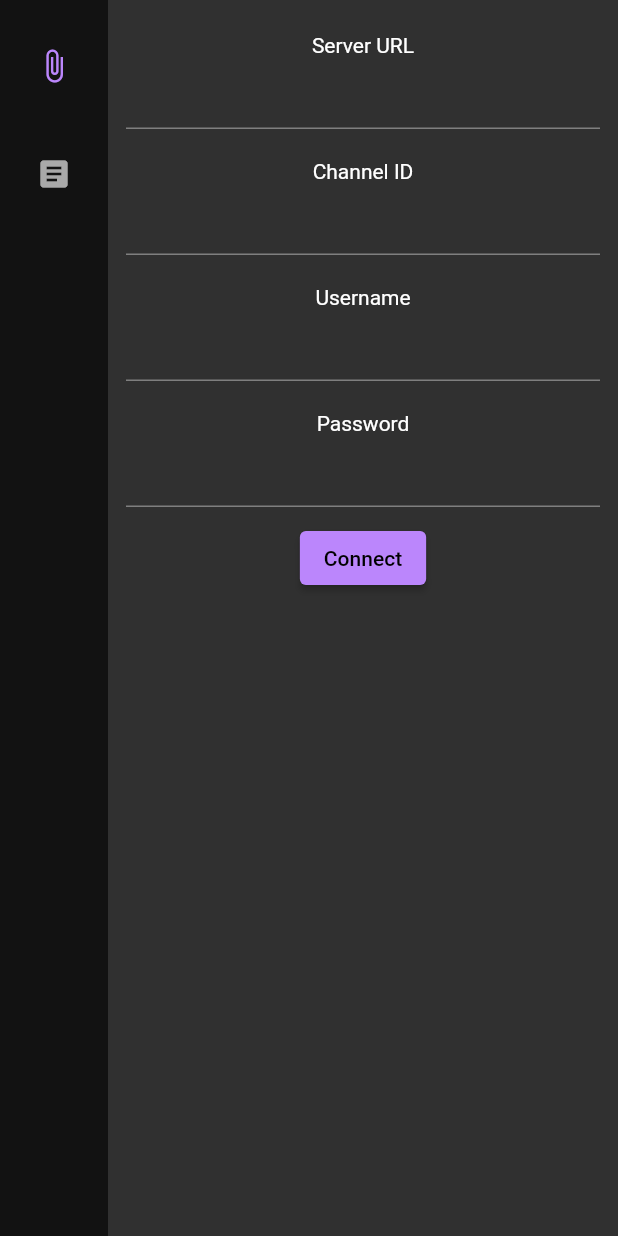
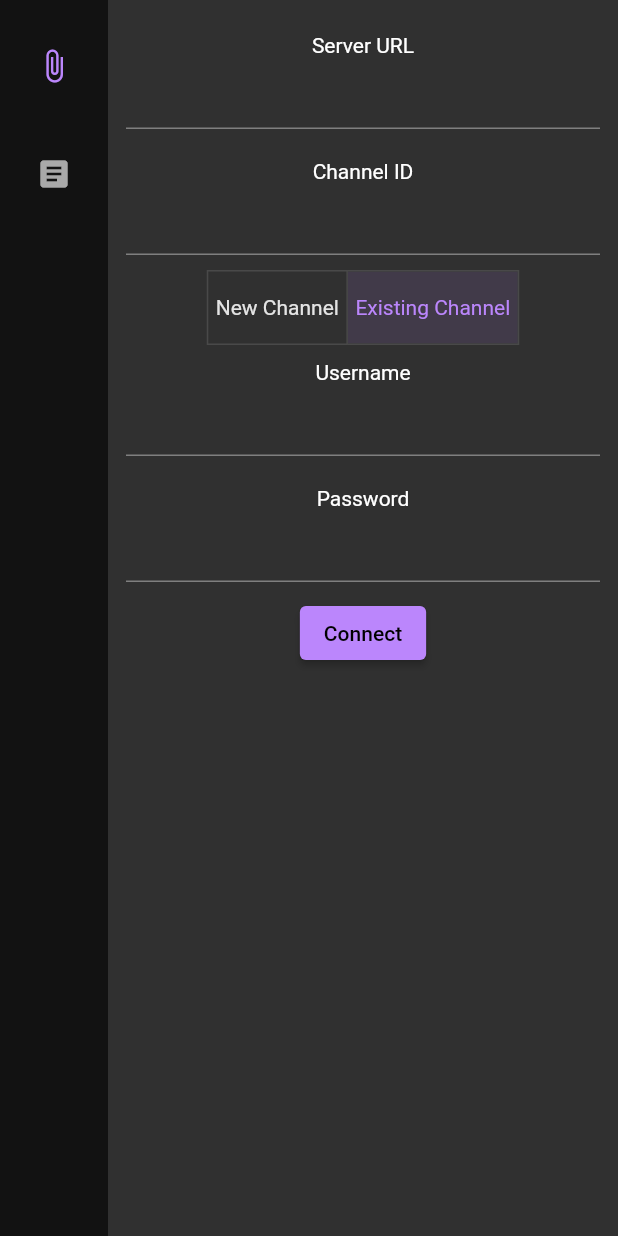
Before and after one commit to teammonkeytech/flutter-gui, a Flutter app: the screen it shows after launch, on a phone screen of 412 x 824 dp. Run offline on Flutter 3.47's test engine with Material 2 defaults, Android fonts, the phone set to English and light mode, and no system bars; our stand-ins replace basic_utils; accounts and stored records are empty.

Commit message:
Write server interaction to GUI glue

```diff
--- a/lib/global_app_state.dart
+++ b/lib/global_app_state.dart
@@ -1,4 +1,5 @@
 import 'package:flutter/material.dart';
+import 'package:gui_flutter/bubble.dart';
 import 'package:gui_flutter/messages.dart';
 import 'package:gui_flutter/user.dart';
 
@@ -6,8 +7,20 @@ class GlobalAppState extends ChangeNotifier {
   String? _serverAddress;
   String? _channel;
 
-  late LocalUser user;
-  late Messages messages;
+  LocalUser? user;
+  Messages? messages;
+
+  void connectToServer(
+      {required String username,
+      required String password,
+      required String bid,
+      required String url,
+      bool newChannel = false}) {
+    user = LocalUser(username: username, password: password, url: url);
+    messages = Messages(user: user!, bubble: Bubble(url, user!), url: url);
+    messages?.retrieve();
+    notifyListeners();
+  }
 
   bool get isServerAddressSet => !(_serverAddress == null);
   bool get isChannelSet => !(_channel == null);
@@ -35,7 +48,7 @@ class GlobalAppState extends ChangeNotifier {
   }
 
   static bool validateChannel(String? channel) {
-    // TODO: Validate channel format
-    return channel != null && channel != "";
+    if (channel == null) return false;
+    return int.tryParse(channel) != null;
   }
 }
--- a/lib/main.dart
+++ b/lib/main.dart
@@ -20,7 +20,7 @@ class MyApp extends StatelessWidget {
       child: MaterialApp(
         title: 'Flutter Demo',
         theme: ThemeData(
-          colorScheme: ColorScheme.dark(),
+          colorScheme: const ColorScheme.dark(),
         ),
         home: const MyHomePage(title: 'Flutter Demo Home Page'),
       ),
@@ -81,14 +81,14 @@ class _MyHomePageState extends State<MyHomePage> {
                   onDestinationSelected: (value) {
                     setState(() => selectedIndex = value);
                   },
-                  destinations: [
+                  destinations: const [
                 NavigationRailDestination(
-                  icon: const Icon(Icons.attach_file),
-                  label: const Text('Server/Channel'),
+                  icon: Icon(Icons.attach_file),
+                  label: Text('Server/Channel'),
                 ),
                 NavigationRailDestination(
-                  icon: const Icon(Icons.article),
-                  label: const Text('Text'),
+                  icon: Icon(Icons.article),
+                  label: Text('Text'),
                 ),
               ])),
           Expanded(
--- /dev/null
+++ b/lib/notes.txt
@@ -0,0 +1,10 @@
+Make a user ID and Username, then authenticate, by sending username, plaintext password and public key in.
+
+Then:
+Use username to request new bubble from server, or
+Invite another user to current bubble by sending new user uid and bid in
+
+Send a message by fetching all users in bubble, encrypting all messages with recipients' public keys individually, and sending them all back.
+
+Get messages by loading all messages from server, then attempting to decrypt all of them and taking only the ones that can actually be decrypted.
+Messages are returned from the server as a JSON array
--- a/lib/selector_screen.dart
+++ b/lib/selector_screen.dart
@@ -2,38 +2,93 @@ import 'package:flutter/material.dart';
 import 'package:gui_flutter/global_app_state.dart';
 import 'package:provider/provider.dart';
 
-class SelectorScreen extends StatelessWidget {
+class SelectorScreen extends StatefulWidget {
+  @override
+  State<SelectorScreen> createState() => _SelectorScreenState();
+}
+
+class _SelectorScreenState extends State<SelectorScreen> {
+  List<bool> isSelected = [false, true];
+  // TODO: preinitialize serverAddress and channel with current values
+  var serverAddress = TextEditingController(),
+      channel = TextEditingController(),
+      username = TextEditingController(),
+      password = TextEditingController();
+
   @override
   Widget build(BuildContext context) {
     var appState = context.watch<GlobalAppState>();
+    final formKey = GlobalKey<FormState>();
 
     return Padding(
       padding: const EdgeInsets.all(12.0),
       child: Center(
         child: Form(
+          key: formKey,
           child: Column(children: [
             _FormField(
               appState: appState,
               formText: "Server URL",
               formErrorText: "Invalid URL",
               validator: GlobalAppState.validateAddress,
+              controller: serverAddress,
             ),
             _FormField(
               appState: appState,
               formText: "Channel ID",
               formErrorText: "Invalid ID",
-                validator: GlobalAppState.validateChannel),
+              validator: GlobalAppState.validateChannel,
+              controller: channel,
+            ),
+            ToggleButtons(
+              isSelected: isSelected,
+              onPressed: (int index) => setState(() {
+                for (int i = 0; i < isSelected.length; i++) {
+                  if (i == index) {
+                    isSelected[i] = true;
+                  } else {
+                    isSelected[i] = false;
+                  }
+                }
+              }),
+              children: const [
+                Padding(
+                    padding: EdgeInsets.all(5.0), child: Text("New Channel")),
+                Padding(
+                    padding: EdgeInsets.all(5.0),
+                    child: Text("Existing Channel")),
+              ],
+            ),
             _FormField(
               appState: appState,
               formText: "Username",
               formErrorText: "",
-                validator: (_) => true),
+              validator: (_) => true,
+              controller: username,
+            ),
             _FormField(
               appState: appState,
               formText: "Password",
               formErrorText: "",
-                validator: (_) => true),
-            ElevatedButton(onPressed: () {}, child: const Text("Connect"))
+              validator: (_) => true,
+              controller: password,
+            ),
+            ElevatedButton(
+                onPressed: () {
+                  if (formKey.currentState!.validate()) {
+                    appState.connectToServer(
+                        username: username.text,
+                        password: password.text,
+                        bid: channel.text,
+                        url: serverAddress.text);
+
+                    serverAddress.dispose();
+                    channel.dispose();
+                    username.dispose();
+                    password.dispose();
+                  }
+                },
+                child: const Text("Connect"))
           ]),
         ),
       ),
@@ -43,17 +98,19 @@ class SelectorScreen extends StatelessWidget {
 
 class _FormField extends StatelessWidget {
   const _FormField({
-    super.key,
+    //super.key,
     required this.appState,
     required this.formText,
     required this.formErrorText,
     required this.validator,
+    required this.controller,
   });
 
   final GlobalAppState appState;
   final String formText;
   final String formErrorText;
   final bool Function(String?) validator;
+  final TextEditingController controller;
 
   @override
   Widget build(BuildContext context) {
@@ -61,7 +118,7 @@ class _FormField extends StatelessWidget {
       const SizedBox(height: 10),
       Text(formText),
       TextFormField(
-        initialValue: appState.serverAddress,
+        controller: controller,
         validator: (str) => validator(str) ? null : formErrorText,
         autovalidateMode: AutovalidateMode.disabled,
       ),
--- a/lib/user.dart
+++ b/lib/user.dart
@@ -38,8 +38,6 @@ class LocalUser extends User {
       throw UnsupportedError("Invalid username: ${exception.message}");
     }
 
-    //postJsonRequest('$baseURL/user/pubKey', {'uid': uid})
-    //    .then((response) => pubKey = decodePublicKey(response.body));
     var file = io.File('private_key.pem');
     file.exists().then((exists) {
       if (exists) {
```
Also changed, not shown: analysis_options.yaml (+4 -4 lines), lib/key_wrapper.dart (deleted, +0 -50 lines), lib/messages_screen.dart (+27 -10 lines). Lines whose indentation alone changed are shown as unchanged.
